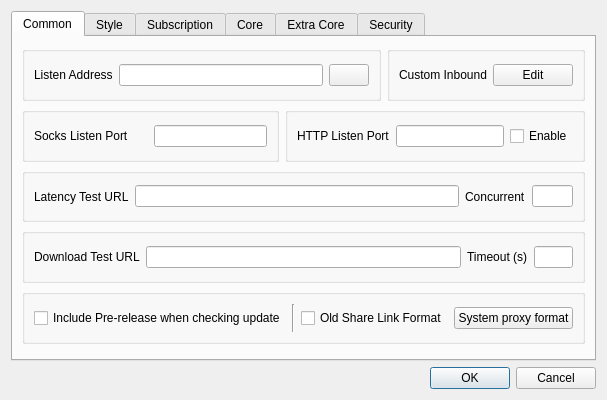
Qt form nekoray/ui/dialog_basic_settings.ui (bolucat/Archive) before a commit.
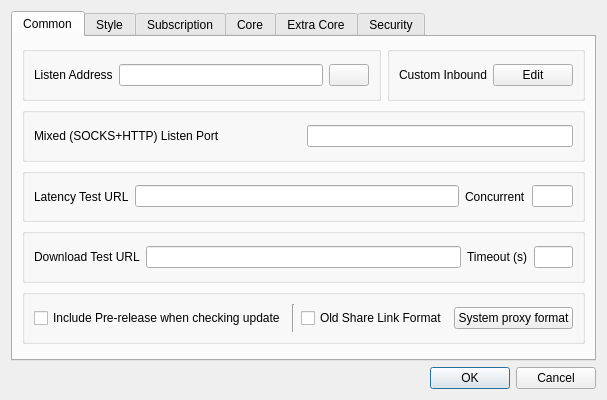
The same form after that commit. Custom widgets are drawn as their Qt base class.

Diff of the .ui file:
```diff
--- a/nekoray/ui/dialog_basic_settings.ui
+++ b/nekoray/ui/dialog_basic_settings.ui
@@ -95,7 +95,7 @@
             <item>
              <widget class="QLabel" name="inbound_socks_port_l">
               <property name="text">
-               <string>Socks Listen Port</string>
+               <string>Mixed (SOCKS+HTTP) Listen Port</string>
               </property>
              </widget>
             </item>
@@ -112,36 +112,6 @@
            </layout>
           </widget>
          </item>
-         <item>
-          <widget class="QGroupBox" name="groupBox_http">
-           <layout class="QHBoxLayout" name="horizontalLayout_16">
-            <item>
-             <widget class="QLabel" name="label_5">
-              <property name="text">
-               <string>HTTP Listen Port</string>
-              </property>
-             </widget>
-            </item>
-            <item>
-             <widget class="QLineEdit" name="inbound_http_port">
-              <property name="sizePolicy">
-               <sizepolicy hsizetype="Preferred" vsizetype="Fixed">
-                <horstretch>0</horstretch>
-                <verstretch>0</verstretch>
-               </sizepolicy>
-              </property>
-             </widget>
-            </item>
-            <item>
-             <widget class="QCheckBox" name="http_enable">
-              <property name="text">
-               <string>Enable</string>
-              </property>
-             </widget>
-            </item>
-           </layout>
-          </widget>
-         </item>
         </layout>
        </item>
        <item>
```
Left out of the diff: 4 changed lines with no effect on the pictures.
